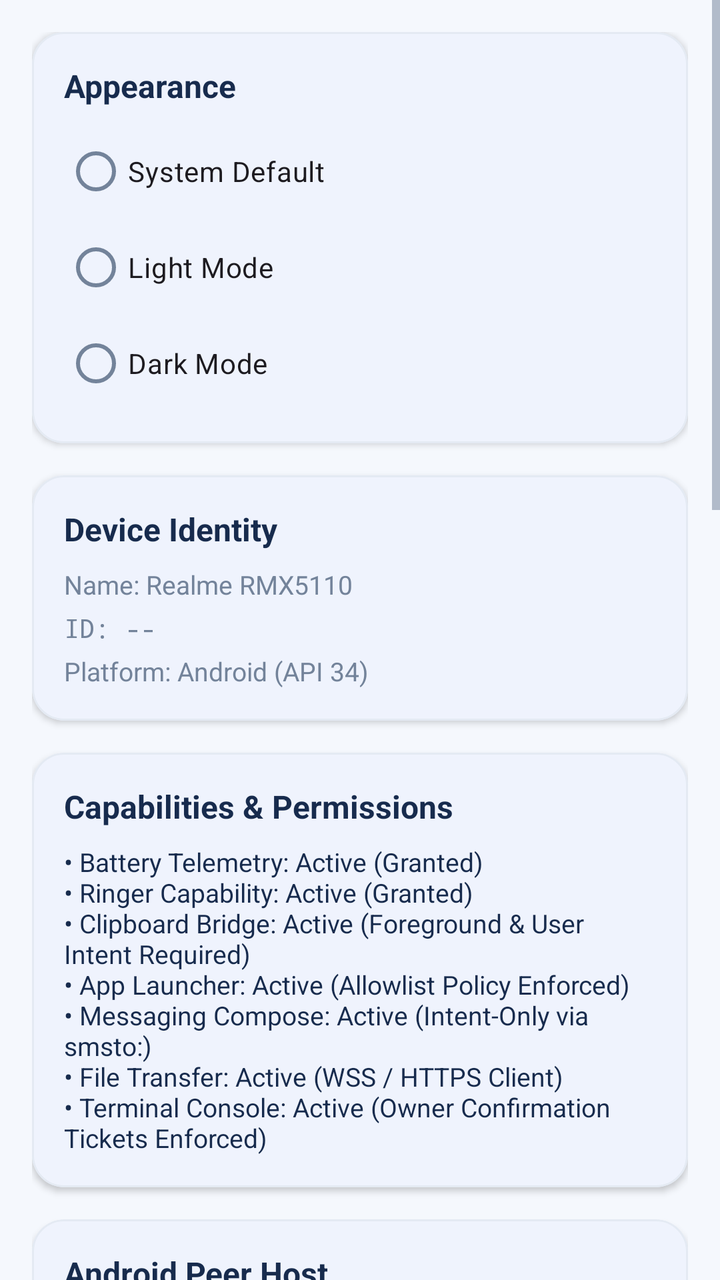
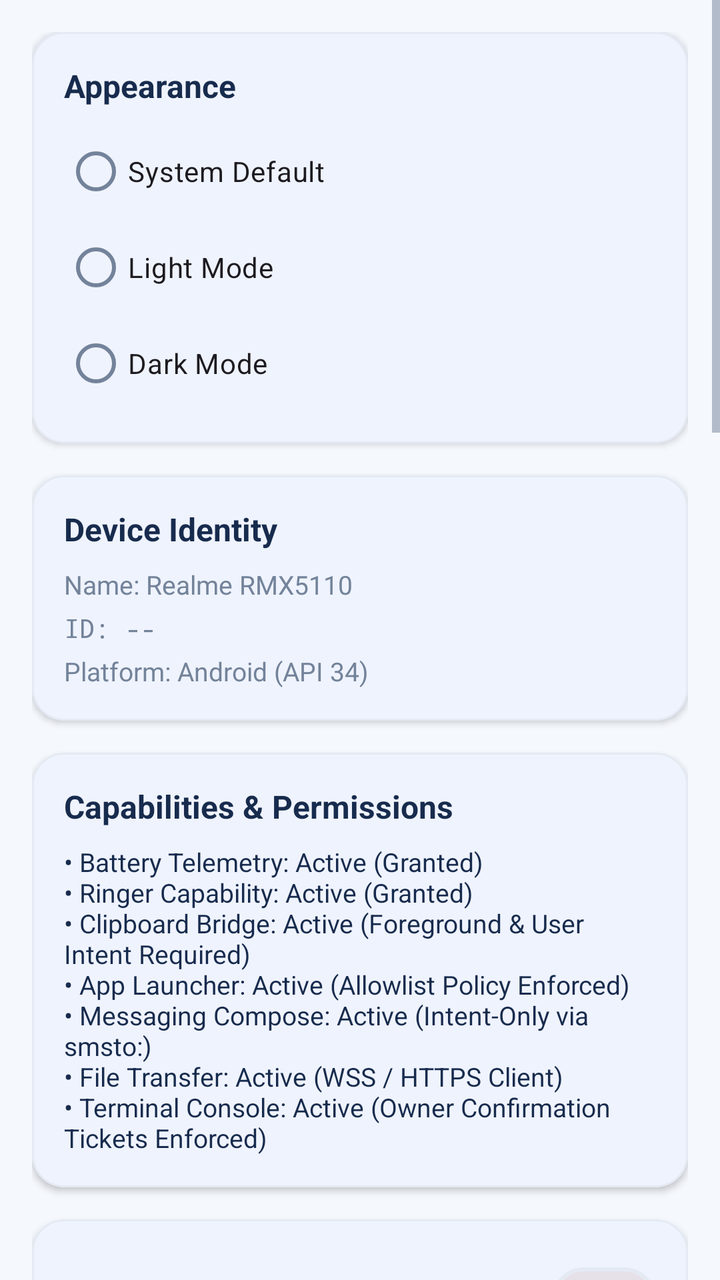

An Android layout rendered at two revisions. The XML below is the earlier revision; the diff shows what the commit changed to produce the second picture.
<!-- AndroidManifest.xml: application theme Theme.SNOW -->
<!-- res/layout/fragment_settings.xml -->
<?xml version="1.0" encoding="utf-8"?>
<ScrollView xmlns:android="http://schemas.android.com/apk/res/android"
    xmlns:app="http://schemas.android.com/apk/res-auto"
    android:layout_width="match_parent"
    android:layout_height="match_parent"
    android:background="@color/app_background"
    android:fillViewport="true">

    <LinearLayout
        android:layout_width="match_parent"
        android:layout_height="wrap_content"
        android:orientation="vertical"
        android:padding="16dp">

        
        <com.google.android.material.card.MaterialCardView
            android:layout_width="match_parent"
            android:layout_height="wrap_content"
            android:layout_marginBottom="16dp"
            app:cardCornerRadius="16dp"
            app:cardElevation="2dp"
            app:cardBackgroundColor="@color/card_surface"
            app:strokeColor="@color/card_border"
            app:strokeWidth="1dp">

            <LinearLayout
                android:layout_width="match_parent"
                android:layout_height="wrap_content"
                android:orientation="vertical"
                android:padding="16dp">

                <TextView
                    android:layout_width="match_parent"
                    android:layout_height="wrap_content"
                    android:textSize="16sp"
                    android:textStyle="bold"
                    android:textColor="@color/primary_text"
                    android:text="@string/title_appearance" />

                <RadioGroup
                    android:id="@+id/rg_theme"
                    android:layout_width="match_parent"
                    android:layout_height="wrap_content"
                    android:layout_marginTop="8dp">

                    <RadioButton
                        android:id="@+id/rb_theme_system"
                        android:layout_width="match_parent"
                        android:layout_height="wrap_content"
                        android:text="@string/theme_system" />

                    <RadioButton
                        android:id="@+id/rb_theme_light"
                        android:layout_width="match_parent"
                        android:layout_height="wrap_content"
                        android:text="@string/theme_light" />

                    <RadioButton
                        android:id="@+id/rb_theme_dark"
                        android:layout_width="match_parent"
                        android:layout_height="wrap_content"
                        android:text="@string/theme_dark" />
                </RadioGroup>

            </LinearLayout>
        </com.google.android.material.card.MaterialCardView>

        
        <com.google.android.material.card.MaterialCardView
            android:layout_width="match_parent"
            android:layout_height="wrap_content"
            android:layout_marginBottom="16dp"
            app:cardCornerRadius="16dp"
            app:cardElevation="2dp"
            app:cardBackgroundColor="@color/card_surface"
            app:strokeColor="@color/card_border"
            app:strokeWidth="1dp">

            <LinearLayout
                android:layout_width="match_parent"
                android:layout_height="wrap_content"
                android:orientation="vertical"
                android:padding="16dp">

                <TextView
                    android:layout_width="match_parent"
                    android:layout_height="wrap_content"
                    android:textSize="16sp"
                    android:textStyle="bold"
                    android:textColor="@color/primary_text"
                    android:text="@string/title_device_identity" />

                <TextView
                    android:id="@+id/tv_device_name"
                    android:layout_width="match_parent"
                    android:layout_height="wrap_content"
                    android:layout_marginTop="8dp"
                    android:textSize="13sp"
                    android:textColor="@color/secondary_text"
                    android:text="Name: Realme RMX5110" />

                <TextView
                    android:id="@+id/tv_device_id"
                    android:layout_width="match_parent"
                    android:layout_height="wrap_content"
                    android:layout_marginTop="4dp"
                    android:textSize="13sp"
                    android:fontFamily="monospace"
                    android:textColor="@color/secondary_text"
                    android:text="ID: --" />

                <TextView
                    android:layout_width="match_parent"
                    android:layout_height="wrap_content"
                    android:layout_marginTop="4dp"
                    android:textSize="13sp"
                    android:textColor="@color/secondary_text"
                    android:text="Platform: Android (API 34)" />

            </LinearLayout>
        </com.google.android.material.card.MaterialCardView>

        
        <com.google.android.material.card.MaterialCardView
            android:layout_width="match_parent"
            android:layout_height="wrap_content"
            android:layout_marginBottom="16dp"
            app:cardCornerRadius="16dp"
            app:cardElevation="2dp"
            app:cardBackgroundColor="@color/card_surface"
            app:strokeColor="@color/card_border"
            app:strokeWidth="1dp">

            <LinearLayout
                android:layout_width="match_parent"
                android:layout_height="wrap_content"
                android:orientation="vertical"
                android:padding="16dp">

                <TextView
                    android:layout_width="match_parent"
                    android:layout_height="wrap_content"
                    android:textSize="16sp"
                    android:textStyle="bold"
                    android:textColor="@color/primary_text"
                    android:text="@string/title_manifest_permissions" />

                <TextView
                    android:layout_width="match_parent"
                    android:layout_height="wrap_content"
                    android:layout_marginTop="8dp"
                    android:textSize="13sp"
                    android:textColor="@color/primary_text"
                    android:text="• Battery Telemetry: Active (Granted)\n• Ringer Capability: Active (Granted)\n• Clipboard Bridge: Active (Foreground &amp; User Intent Required)\n• App Launcher: Active (Allowlist Policy Enforced)\n• Messaging Compose: Active (Intent-Only via smsto:)\n• File Transfer: Active (WSS / HTTPS Client)\n• Terminal Console: Active (Owner Confirmation Tickets Enforced)" />

            </LinearLayout>
        </com.google.android.material.card.MaterialCardView>

        
        <com.google.android.material.card.MaterialCardView
            android:layout_width="match_parent"
            android:layout_height="wrap_content"
            android:layout_marginBottom="16dp"
            app:cardCornerRadius="16dp"
            app:cardElevation="2dp"
            app:cardBackgroundColor="@color/card_surface"
            app:strokeColor="@color/card_border"
            app:strokeWidth="1dp">

            <LinearLayout
                android:layout_width="match_parent"
                android:layout_height="wrap_content"
                android:orientation="vertical"
                android:padding="16dp">

                <TextView
                    android:layout_width="match_parent"
                    android:layout_height="wrap_content"
                    android:textSize="16sp"
                    android:textStyle="bold"
                    android:textColor="@color/primary_text"
                    android:text="@string/title_peer_host_notice" />

                <TextView
                    android:layout_width="match_parent"
                    android:layout_height="wrap_content"
                    android:layout_marginTop="6dp"
                    android:textSize="13sp"
                    android:textColor="@color/secondary_text"
                    android:text="@string/desc_peer_host_quarantine" />

            </LinearLayout>
        </com.google.android.material.card.MaterialCardView>

        
        <com.google.android.material.card.MaterialCardView
            android:layout_width="match_parent"
            android:layout_height="wrap_content"
            android:layout_marginBottom="16dp"
            app:cardCornerRadius="16dp"
            app:cardElevation="2dp"
            app:cardBackgroundColor="@color/card_surface"
            app:strokeColor="@color/card_border"
            app:strokeWidth="1dp">

            <LinearLayout
                android:layout_width="match_parent"
                android:layout_height="wrap_content"
                android:orientation="vertical"
                android:padding="16dp">

                <TextView
                    android:layout_width="match_parent"
                    android:layout_height="wrap_content"
                    android:textSize="16sp"
                    android:textStyle="bold"
                    android:textColor="@color/primary_text"
                    android:text="Notification Sync Access" />

                <TextView
                    android:id="@+id/tv_notification_access_status"
                    android:layout_width="match_parent"
                    android:layout_height="wrap_content"
                    android:layout_marginTop="6dp"
                    android:textSize="13sp"
                    android:textColor="@color/secondary_text"
                    android:text="Status: Checking..." />

                <TextView
                    android:layout_width="match_parent"
                    android:layout_height="wrap_content"
                    android:layout_marginTop="4dp"
                    android:textSize="12sp"
                    android:textColor="@color/secondary_text"
                    android:text="Permits SNOW to mirror non-sensitive incoming notifications to your paired PC. Sensitive banking, OTP, and 2FA apps are strictly excluded." />

                <com.google.android.material.button.MaterialButton
                    android:id="@+id/btn_grant_notification_access"
                    android:layout_width="match_parent"
                    android:layout_height="wrap_content"
                    android:layout_marginTop="12dp"
                    android:text="Grant Notification Access"
                    style="@style/Widget.Material3.Button.TonalButton" />

            </LinearLayout>
        </com.google.android.material.card.MaterialCardView>

        
        <com.google.android.material.card.MaterialCardView
            android:layout_width="match_parent"
            android:layout_height="wrap_content"
            android:layout_marginBottom="16dp"
            app:cardCornerRadius="16dp"
            app:cardElevation="2dp"
            app:cardBackgroundColor="@color/card_surface"
            app:strokeColor="@color/card_border"
            app:strokeWidth="1dp">

            <LinearLayout
                android:layout_width="match_parent"
                android:layout_height="wrap_content"
                android:orientation="vertical"
                android:padding="16dp">

                <TextView
                    android:layout_width="match_parent"
                    android:layout_height="wrap_content"
                    android:textSize="16sp"
                    android:textStyle="bold"
                    android:textColor="@color/primary_text"
                    android:text="Full Phone Storage Access" />

                <TextView
                    android:id="@+id/tv_storage_access_status"
                    android:layout_width="match_parent"
                    android:layout_height="wrap_content"
                    android:layout_marginTop="6dp"
                    android:textSize="13sp"
                    android:textColor="@color/secondary_text"
                    android:text="Status: Checking..." />

                <TextView
                    android:layout_width="match_parent"
                    android:layout_height="wrap_content"
                    android:layout_marginTop="4dp"
                    android:textSize="12sp"
                    android:textColor="@color/secondary_text"
                    android:text="Permits your paired PC to browse and download from shared internal storage (Download, DCIM, Documents, Pictures, etc.). Private app data (Android/data) remains protected by Android OS." />

                <com.google.android.material.button.MaterialButton
                    android:id="@+id/btn_grant_storage_access"
                    android:layout_width="match_parent"
                    android:layout_height="wrap_content"
                    android:layout_marginTop="12dp"
                    android:text="Manage Storage Access"
                    style="@style/Widget.Material3.Button.TonalButton" />

            </LinearLayout>
        </com.google.android.material.card.MaterialCardView>

        
        <com.google.android.material.card.MaterialCardView
            android:layout_width="match_parent"
            android:layout_height="wrap_content"
            android:layout_marginBottom="16dp"
            app:cardCornerRadius="16dp"
            app:cardElevation="2dp"
            app:cardBackgroundColor="@color/card_surface"
            app:strokeColor="@color/card_border"
            app:strokeWidth="1dp">

            <LinearLayout
                android:layout_width="match_parent"
                android:layout_height="wrap_content"
                android:orientation="vertical"
                android:padding="16dp">

                <TextView
                    android:layout_width="match_parent"
                    android:layout_height="wrap_content"
                    android:textSize="16sp"
                    android:textStyle="bold"
                    android:textColor="@color/primary_text"
                    android:text="Trust &amp; Pairing Management" />

                <TextView
                    android:layout_width="match_parent"
                    android:layout_height="wrap_content"
                    android:layout_marginTop="4dp"
                    android:textSize="12sp"
                    android:textColor="@color/secondary_text"
                    android:text="Manage authenticated desktop relationships and cryptographic pins." />

                <LinearLayout
                    android:layout_width="match_parent"
                    android:layout_height="wrap_content"
                    android:layout_marginTop="12dp"
                    android:orientation="horizontal">

                    <com.google.android.material.button.MaterialButton
                        android:id="@+id/btn_unpair_settings"
                        android:layout_width="0dp"
                        android:layout_height="wrap_content"
                        android:layout_weight="1"
                        android:layout_marginEnd="4dp"
                        android:text="Unpair Desktop"
                        style="@style/Widget.Material3.Button.OutlinedButton" />

                    <com.google.android.material.button.MaterialButton
                        android:id="@+id/btn_reset_trust_settings"
                        android:layout_width="0dp"
                        android:layout_height="wrap_content"
                        android:layout_weight="1"
                        android:layout_marginStart="4dp"
                        android:text="Reset Trust"
                        style="@style/Widget.Material3.Button.TonalButton" />
                </LinearLayout>

            </LinearLayout>
        </com.google.android.material.card.MaterialCardView>

        
        <com.google.android.material.card.MaterialCardView
            android:layout_width="match_parent"
            android:layout_height="wrap_content"
            android:layout_marginBottom="16dp"
            app:cardCornerRadius="16dp"
            app:cardElevation="2dp"
            app:cardBackgroundColor="@color/card_surface"
            app:strokeColor="@color/card_border"
            app:strokeWidth="1dp">

            <LinearLayout
                android:layout_width="match_parent"
                android:layout_height="wrap_content"
                android:orientation="vertical"
                android:padding="16dp">

                <LinearLayout
                    android:layout_width="match_parent"
                    android:layout_height="wrap_content"
                    android:gravity="center_vertical"
                    android:orientation="horizontal">

                    <TextView
                        android:layout_width="0dp"
                        android:layout_height="wrap_content"
                        android:layout_weight="1"
                        android:textSize="16sp"
                        android:textStyle="bold"
                        android:textColor="@color/primary_text"
                        android:text="@string/title_diagnostics" />

                    <com.google.android.material.button.MaterialButton
                        android:id="@+id/btn_clear_diagnostics"
                        android:layout_width="wrap_content"
                        android:layout_height="wrap_content"
                        android:text="Clear"
                        style="@style/Widget.Material3.Button.TextButton" />
                </LinearLayout>

                <ScrollView
                    android:layout_width="match_parent"
                    android:layout_height="180dp"
                    android:layout_marginTop="8dp"
                    android:background="@drawable/bg_input_field"
                    android:padding="8dp">

                    <TextView
                        android:id="@+id/tv_diagnostics_log"
                        android:layout_width="match_parent"
                        android:layout_height="wrap_content"
                        android:fontFamily="monospace"
                        android:textSize="11sp"
                        android:textColor="@color/log_text"
                        android:textIsSelectable="true"
                        android:text="No diagnostic logs yet." />
                </ScrollView>

            </LinearLayout>
        </com.google.android.material.card.MaterialCardView>

    </LinearLayout>
</ScrollView>
<!-- resources referenced by this layout -->
<resources>
  <color name="app_background">#F5F8FD</color>
  <color name="card_border">#E4EAF3</color>
  <color name="card_surface">#FFFFFF</color>
  <color name="log_text">#172B4D</color>
  <color name="primary_text">#172B4D</color>
  <color name="secondary_text">#73839A</color>
  <!-- drawable bg_input_field (drawable) -->
  <?xml version="1.0" encoding="utf-8"?>
  <shape xmlns:android="http://schemas.android.com/apk/res/android"
      android:shape="rectangle">
      <solid android:color="@color/input_background" />
      <stroke
          android:width="1dp"
          android:color="@color/input_border" />
      <corners android:radius="12dp" />
  </shape>
  <string name="desc_peer_host_quarantine">Android Peer Host is currently disabled. Secure TLS/WSS implementation is planned for Phase 20.</string>
  <string name="theme_dark">Dark Mode</string>
  <string name="theme_light">Light Mode</string>
  <string name="theme_system">System Default</string>
  <string name="title_appearance">Appearance</string>
  <string name="title_device_identity">Device Identity</string>
  <string name="title_diagnostics">Developer Diagnostics</string>
  <string name="title_manifest_permissions">Capabilities &amp; Permissions</string>
  <string name="title_peer_host_notice">Android Peer Host</string>
  <style name="Theme.SNOW" parent="Theme.Material3.DayNight.NoActionBar">
          
          <item name="colorPrimary">@color/primary_blue</item>
          <item name="colorOnPrimary">@color/card_surface</item>
          <item name="colorPrimaryContainer">@color/soft_blue_surface</item>
          <item name="colorOnPrimaryContainer">@color/primary_blue</item>
  
          <item name="colorSecondary">@color/secondary_cyan</item>
          <item name="colorOnSecondary">@color/card_surface</item>
          <item name="colorSecondaryContainer">@color/soft_blue_surface</item>
          <item name="colorOnSecondaryContainer">@color/primary_text</item>
  
          <item name="colorSurface">@color/card_surface</item>
          <item name="colorOnSurface">@color/primary_text</item>
          <item name="colorSurfaceVariant">@color/app_background</item>
          <item name="colorOnSurfaceVariant">@color/secondary_text</item>
          <item name="colorOutline">@color/card_border</item>
          <item name="colorOutlineVariant">@color/input_border</item>
  
          
          <item name="android:windowBackground">@color/app_background</item>
          <item name="android:statusBarColor">@color/app_background</item>
          <item name="android:navigationBarColor">@color/app_background</item>
          <item name="android:textColorPrimary">@color/primary_text</item>
          <item name="android:textColorSecondary">@color/secondary_text</item>
  
          
          <item name="bottomNavigationStyle">@style/Widget.SNOW.BottomNavigationView</item>
      </style>
  <color name="input_background">#F8FAFC</color>
  <color name="input_border">#E2E8F0</color>
  <color name="primary_blue">#2563EB</color>
  <color name="soft_blue_surface">#DBEAFE</color>
  <color name="secondary_cyan">#06B6D4</color>
  <style name="Widget.SNOW.BottomNavigationView" parent="Widget.Material3.BottomNavigationView">
          <item name="itemIconTint">@color/nav_item_color</item>
          <item name="itemTextColor">@color/nav_item_color</item>
          <item name="itemActiveIndicatorStyle">@style/Widget.SNOW.BottomNavIndicator</item>
      </style>
  <style name="Widget.SNOW.BottomNavIndicator" parent="Widget.Material3.BottomNavigationView.ActiveIndicator">
          <item name="android:color">@color/soft_blue_surface</item>
      </style>
</resources>

<!-- the commit's change to res/layout/fragment_settings.xml (unified diff, before → after) -->
@@ -173,6 +173,93 @@
                 android:orientation="vertical"
                 android:padding="16dp">
 
+                <LinearLayout
+                    android:layout_width="match_parent"
+                    android:layout_height="wrap_content"
+                    android:gravity="center_vertical"
+                    android:orientation="horizontal">
+
+                    <TextView
+                        android:layout_width="0dp"
+                        android:layout_height="wrap_content"
+                        android:layout_weight="1"
+                        android:textSize="16sp"
+                        android:textStyle="bold"
+                        android:textColor="@color/primary_text"
+                        android:text="Remote Relay (Optional)" />
+
+                    <com.google.android.material.materialswitch.MaterialSwitch
+                        android:id="@+id/sw_remote_relay"
+                        android:layout_width="wrap_content"
+                        android:layout_height="wrap_content" />
+                </LinearLayout>
+
+                <TextView
+                    android:layout_width="match_parent"
+                    android:layout_height="wrap_content"
+                    android:layout_marginTop="4dp"
+                    android:textSize="12sp"
+                    android:textColor="@color/secondary_text"
+                    android:text="Direct TLS 1.3 MemoryBIO fallback tunnel when off local Wi-Fi. (Default: Off, 25 MiB max frame, 100 MiB/hr quota)." />
+
+                <com.google.android.material.textfield.TextInputLayout
+                    android:id="@+id/til_remote_relay_endpoint"
+                    android:layout_width="match_parent"
+                    android:layout_height="wrap_content"
+                    android:layout_marginTop="8dp"
+                    app:boxBackgroundMode="outline"
+                    app:boxCornerRadiusTopStart="12dp"
+                    app:boxCornerRadiusTopEnd="12dp"
+                    app:boxCornerRadiusBottomStart="12dp"
+                    app:boxCornerRadiusBottomEnd="12dp">
+
+                    <com.google.android.material.textfield.TextInputEditText
+                        android:id="@+id/et_remote_relay_endpoint"
+                        android:layout_width="match_parent"
+                        android:layout_height="wrap_content"
+                        android:hint="wss://example.com:8770/v1/tunnel"
+                        android:textSize="13sp"
+                        android:fontFamily="monospace"
+                        android:inputType="textUri" />
+                </com.google.android.material.textfield.TextInputLayout>
+
+                <TextView
+                    android:id="@+id/tv_remote_relay_status"
+                    android:layout_width="match_parent"
+                    android:layout_height="wrap_content"
+                    android:layout_marginTop="6dp"
+                    android:textSize="12sp"
+                    android:textColor="@color/secondary_text"
+                    android:text="Status: Disabled (Local-Only Mode)" />
+
+                <com.google.android.material.button.MaterialButton
+                    android:id="@+id/btn_save_remote_relay"
+                    android:layout_width="match_parent"
+                    android:layout_height="wrap_content"
+                    android:layout_marginTop="8dp"
+                    android:text="Apply Relay Configuration"
+                    style="@style/Widget.Material3.Button.TonalButton" />
+
+            </LinearLayout>
+        </com.google.android.material.card.MaterialCardView>
+
+        
+        <com.google.android.material.card.MaterialCardView
+            android:layout_width="match_parent"
+            android:layout_height="wrap_content"
+            android:layout_marginBottom="16dp"
+            app:cardCornerRadius="16dp"
+            app:cardElevation="2dp"
+            app:cardBackgroundColor="@color/card_surface"
+            app:strokeColor="@color/card_border"
+            app:strokeWidth="1dp">
+
+            <LinearLayout
+                android:layout_width="match_parent"
+                android:layout_height="wrap_content"
+                android:orientation="vertical"
+                android:padding="16dp">
+
                 <TextView
                     android:layout_width="match_parent"
                     android:layout_height="wrap_content"
